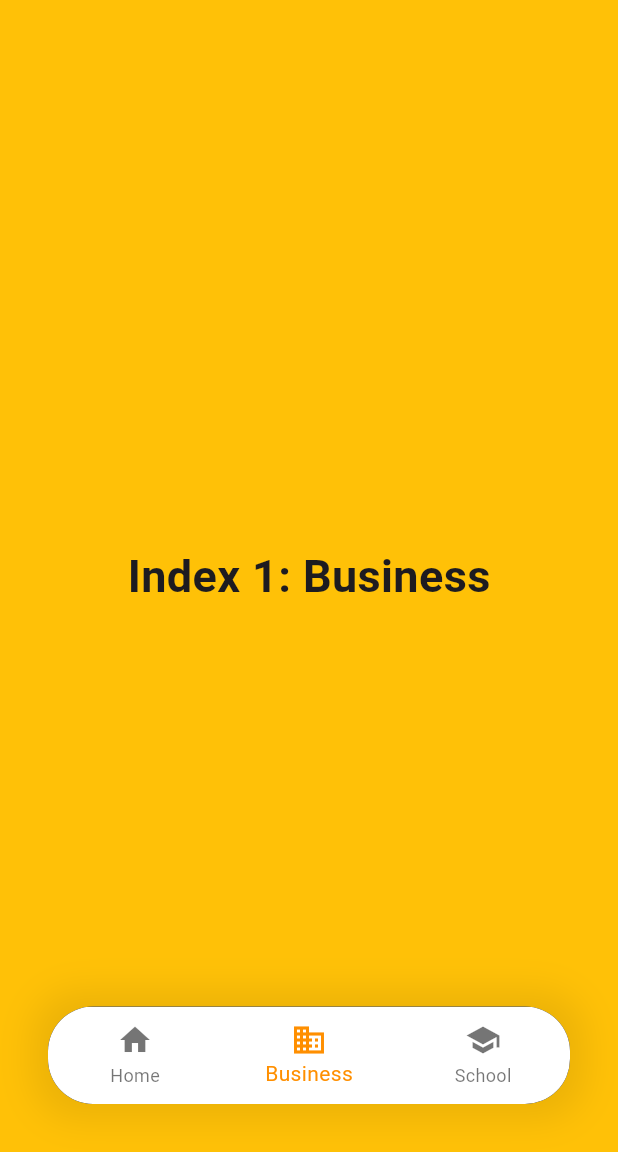
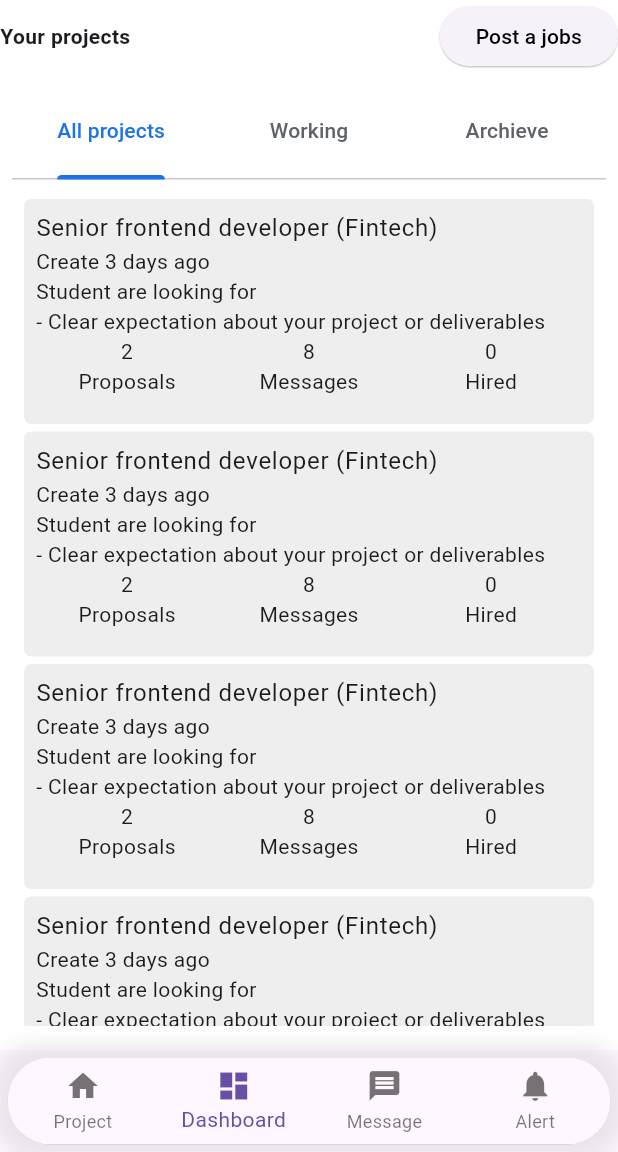
Before and after one commit to NTL2706/MobileAdvance, a Flutter app: the HomePage screen opened by its route, item 2 of the bottom bar chosen, on a phone screen of 412 x 824 dp, the part 84-1236 px from its top. Run offline on Flutter 3.47's test engine with Material 3 defaults, Android fonts, the phone set to English and light mode, and no system bars; missing offline and left inert: dart:ffi.

Commit message:
fix list project in dashboard

```diff
--- /dev/null
+++ b/devtools_options.yaml
@@ -0,0 +1 @@
+extensions:
--- a/lib/feature/auth/views/login.dart
+++ b/lib/feature/auth/views/login.dart
@@ -1,8 +1,6 @@
 // ignore_for_file: prefer_const_constructors_in_immutables, prefer_const_constructors, sized_box_for_whitespace
 
 import 'package:final_project_advanced_mobile/feature/auth/views/sign_up_by_category.dart';
-import 'package:final_project_advanced_mobile/feature/home/views/home_page.dart';
-import 'package:final_project_advanced_mobile/feature/post_a_project/views/dash_board.dart';
 import 'package:final_project_advanced_mobile/widgets/custom_textfield.dart';
 import 'package:final_project_advanced_mobile/widgets/password_textfield.dart';
 import 'package:flutter/material.dart';
--- /dev/null
+++ b/lib/feature/dashboard/views/dashboard.dart
@@ -0,0 +1,244 @@
+import 'package:final_project_advanced_mobile/feature/dashboard/views/post_a_project/models/job_model.dart';
+import 'package:final_project_advanced_mobile/feature/dashboard/views/post_a_project/views/project_post_1.dart';
+import 'package:final_project_advanced_mobile/widgets/tab_bar.dart';
+import 'package:flutter/cupertino.dart';
+import 'package:flutter/material.dart';
+import 'package:flutter/widgets.dart';
+
+List<JobModel> jobList = [
+  JobModel(
+    HiredNumber: 0,
+    createAt: "Create 3 days ago",
+    discription: "Clear expectation about your project or deliverables",
+    messagesNumber: 8,
+    numberStudent: 0,
+    proposalNumber: 2 ,
+    title: "Senior frontend developer (Fintech)",
+  ),
+  JobModel(
+    HiredNumber: 0,
+    createAt: "Create 3 days ago",
+    discription: "Clear expectation about your project or deliverables",
+    messagesNumber: 8,
+    numberStudent: 0,
+    proposalNumber: 2 ,
+    title: "Senior frontend developer (Fintech)",
+  ),
+  JobModel(
+    HiredNumber: 0,
+    createAt: "Create 3 days ago",
+    discription: "Clear expectation about your project or deliverables",
+    messagesNumber: 8,
+    numberStudent: 0,
+    proposalNumber: 2 ,
+    title: "Senior frontend developer (Fintech)",
+  ),
+  JobModel(
+    HiredNumber: 0,
+    createAt: "Create 3 days ago",
+    discription: "Clear expectation about your project or deliverables",
+    messagesNumber: 8,
+    numberStudent: 0,
+    proposalNumber: 2 ,
+    title: "Senior frontend developer (Fintech)",
+  ),
+  JobModel(
+    HiredNumber: 0,
+    createAt: "Create 3 days ago",
+    discription: "Clear expectation about your project or deliverables",
+    messagesNumber: 8,
+    numberStudent: 0,
+    proposalNumber: 2 ,
+    title: "Senior frontend developer (Fintech)",
+  ),
+  JobModel(
+    HiredNumber: 0,
+    createAt: "Create 3 days ago",
+    discription: "Clear expectation about your project or deliverables",
+    messagesNumber: 8,
+    numberStudent: 0,
+    proposalNumber: 2 ,
+    title: "Senior frontend developer (Fintech)",
+  ),
+  JobModel(
+    HiredNumber: 0,
+    createAt: "Create 3 days ago",
+    discription: "Clear expectation about your project or deliverables",
+    messagesNumber: 8,
+    numberStudent: 0,
+    proposalNumber: 2 ,
+    title: "Senior frontend developer (Fintech)",
+  ),
+  JobModel(
+    HiredNumber: 0,
+    createAt: "Create 3 days ago",
+    discription: "Clear expectation about your project or deliverables",
+    messagesNumber: 8,
+    numberStudent: 0,
+    proposalNumber: 2 ,
+    title: "Senior frontend developer (Fintech)",
+  ),
+] ;
+class DashBoard extends StatelessWidget{
+  @override
+  Widget build(BuildContext context) {
+    // TODO: implement build
+    return Container(
+        decoration: BoxDecoration(
+          color: Colors.white
+        ),
+        child: Padding(
+          padding: const EdgeInsets.all(0),
+          child: Container(
+            child: Column(
+              children: [
+                Row(
+                  mainAxisAlignment: MainAxisAlignment.spaceBetween,
+                  children: [
+                    Text("Your projects",style: TextStyle(
+                      fontWeight: FontWeight.bold
+                    )),
+                    ElevatedButton(
+                      style: ElevatedButton.styleFrom(
+                        elevation: 0.5,
+
+                      ),
+                      onPressed: (){
+                        Navigator.push(context, MaterialPageRoute(builder: (context) {
+                          return ProjectPost_1();
+                        },));
+                      },
+                      child: Text("Post a jobs",style: TextStyle(
+                        color: Colors.black
+                      ),)
+                    )
+                  ],
+                ),
+                Expanded(
+                  child: Container(
+                    child: CustomTabBar(
+                      tabs: [
+                        Text("All projects"),
+                        Text("Working"),
+                        Text("Archieve"),
+                      ],
+                      tab_views: [
+                        AllProjectWidget(),
+                        Text("Working"),
+                        Text("Archieved Projects")
+                      ],
+                    ) ,
+                  )
+                )
+              ],
+            ),
+          ),
+        ),
+      );
+  }
+
+}
+
+class AllProjectWidget extends StatelessWidget{
+  @override
+
+  Widget build(BuildContext context) {
+    return Container(
+
+      child: ListView.builder(
+        itemCount: jobList.length,
+        itemBuilder: (context, index) {
+          JobModel job = jobList[index];
+          return Container(
+            margin: EdgeInsets.only(top: 5),
+            height: 150,
+            padding: EdgeInsets.all(8),
+            decoration: BoxDecoration(
+
+              borderRadius: BorderRadius.circular(5.0),
+              color: Colors.grey.shade200,
+
+            ),
+            child: Column(
+              crossAxisAlignment: CrossAxisAlignment.start,
+              children: [
+                Text(job.title!,style: Theme.of(context).textTheme.bodyLarge),
+                Text(job.createAt!),
+                Text("Student are looking for"),
+                Text("${"-\r${job.discription}"}"),
+                Row(
+                  mainAxisAlignment: MainAxisAlignment.center,
+                  children: [
+                    Expanded(
+                      child: Container(
+                        alignment: Alignment.center,
+                        child: Column(
+                          children: [
+                            Text("${job.proposalNumber}"),
+                            Text("Proposals")
+                          ],
+                        ),
+                      ),
+                    ),
+                    Expanded(
+                      child: Container(
+                        alignment: Alignment.center,
+                        child: Column(
+                          children: [
+                            Text("${job.messagesNumber}"),
+                            Text("Messages")
+                          ],
+                        ),
+                      ),
+                    ),
+                    Expanded(
+                      child: Container(
+                        alignment: Alignment.center,
+                        child: Column(
+                          children: [
+                            Container(
+                              decoration: BoxDecoration(
+                                shape: BoxShape.circle
+                              ),
+                              child: Text("${job.HiredNumber}")),
+                            Text("Hired")
+                          ],
+                        ),
+                      ),
+                    ),
+
+                  ],
+                )
+
+              ],
+            ) ,
+          );
+        },
+      ),
+    );
+  }
+
+}
+
+// child: ListView.builder(
+        //   itemCount: 1,
+        //   itemBuilder: (context, index) {
+        //     return Container(
+        //       height: 100,
+
+        //       decoration: BoxDecoration(
+
+        //         borderRadius: BorderRadius.circular(5.0),
+        //         color: Colors.black45,
+        //         boxShadow: [
+        //           BoxShadow(
+        //             color: Colors.grey,
+        //             offset: Offset(0.0, 1.0), //(x,y)
+        //             blurRadius: 6.0,
+        //           )
+        //         ]
+        //       ),
+        //       child: Center(child: Text("hello"),) ,
+        //     );
+        //   },
+        // ),
--- a/lib/feature/post_a_project/models/job_model.dart
+++ b/lib/feature/dashboard/views/post_a_project/models/job_model.dart
@@ -1,3 +1,5 @@
+import 'dart:ffi';
+
 import 'package:flutter/material.dart';
 
 class JobModel{
@@ -6,4 +8,21 @@ class JobModel{
   static TextEditingController numberStudentController = TextEditingController();
   static TextEditingController discriptionController = TextEditingController();
 
+  String? title;
+  String? createAt;
+  int? numberStudent;
+  String? discription;
+  int? proposalNumber;
+  int? messagesNumber;
+  int? HiredNumber;
+
+  JobModel({
+    this.HiredNumber,
+    this.createAt,
+    this.discription,
+    this.messagesNumber,
+    this.numberStudent,
+    this.proposalNumber,
+    this.title,
+  });
 }
--- a/lib/feature/post_a_project/views/project_post_1.dart
+++ b/lib/feature/dashboard/views/post_a_project/views/project_post_1.dart
@@ -1,5 +1,5 @@
-import 'package:final_project_advanced_mobile/feature/post_a_project/models/job_model.dart';
-import 'package:final_project_advanced_mobile/feature/post_a_project/views/project_post_2.dart';
+import 'package:final_project_advanced_mobile/feature/dashboard/views/post_a_project/models/job_model.dart';
+import 'package:final_project_advanced_mobile/feature/dashboard/views/post_a_project/views/project_post_2.dart';
 import 'package:final_project_advanced_mobile/widgets/basic_page.dart';
 import 'package:final_project_advanced_mobile/widgets/custom_textfield.dart';
 import 'package:flutter/material.dart';
--- a/lib/feature/post_a_project/views/project_post_2.dart
+++ b/lib/feature/dashboard/views/post_a_project/views/project_post_2.dart
@@ -1,5 +1,5 @@
-import 'package:final_project_advanced_mobile/feature/post_a_project/models/job_model.dart';
-import 'package:final_project_advanced_mobile/feature/post_a_project/views/project_post_3.dart';
+import 'package:final_project_advanced_mobile/feature/dashboard/views/post_a_project/models/job_model.dart';
+import 'package:final_project_advanced_mobile/feature/dashboard/views/post_a_project/views/project_post_3.dart';
 import 'package:final_project_advanced_mobile/widgets/basic_page.dart';
 import 'package:final_project_advanced_mobile/widgets/custom_textfield.dart';
 import 'package:flutter/material.dart';
--- a/lib/feature/post_a_project/views/project_post_3.dart
+++ b/lib/feature/dashboard/views/post_a_project/views/project_post_3.dart
@@ -1,5 +1,5 @@
-import 'package:final_project_advanced_mobile/feature/post_a_project/models/job_model.dart';
-import 'package:final_project_advanced_mobile/feature/post_a_project/views/project_post_4.dart';
+import 'package:final_project_advanced_mobile/feature/dashboard/views/post_a_project/models/job_model.dart';
+import 'package:final_project_advanced_mobile/feature/dashboard/views/post_a_project/views/project_post_4.dart';
 import 'package:final_project_advanced_mobile/widgets/basic_page.dart';
 import 'package:flutter/material.dart';
 
--- a/lib/feature/post_a_project/views/project_post_4.dart
+++ b/lib/feature/dashboard/views/post_a_project/views/project_post_4.dart
@@ -1,4 +1,4 @@
-import 'package:final_project_advanced_mobile/feature/post_a_project/models/job_model.dart';
+import 'package:final_project_advanced_mobile/feature/dashboard/views/post_a_project/models/job_model.dart';
 import 'package:final_project_advanced_mobile/widgets/basic_page.dart';
 import 'package:flutter/material.dart';
 
--- a/lib/feature/home/views/home_page.dart
+++ b/lib/feature/home/views/home_page.dart
@@ -1,21 +1,133 @@
-import 'package:final_project_advanced_mobile/feature/post_a_project/views/dash_board.dart';
+import 'package:final_project_advanced_mobile/feature/dashboard/views/dashboard.dart';
 import 'package:flutter/material.dart';
 
 class HomePage extends StatefulWidget {
   const HomePage({super.key});
 
   @override
-  State<HomePage> createState() =>
-      _HomePageState();
+  State<HomePage> createState() => _HomePageState();
 }
 
-class _HomePageState
-    extends State<HomePage> {
+class _HomePageState extends State<HomePage> {
   int _selectedIndex = 0;
   static const TextStyle optionStyle =
       TextStyle(fontSize: 30, fontWeight: FontWeight.bold);
   static List<Widget> widgetOptions = <Widget>[
+    Text(
+      'Index 1: Projects',
+      style: optionStyle,
+    ),
     DashBoard(),
+    Text(
+      'Index 3: Messages',
+      style: optionStyle,
+    ),
+    Text(
+      'Index 4: Alerts',
+      style: optionStyle,
+    ),
+  ];
+
+  void _onItemTapped(int index) {
+    setState(() {
+      _selectedIndex = index;
+    });
+  }
+
+  @override
+  Widget build(BuildContext context) {
+    return Scaffold(
+      appBar: AppBar(
+        backgroundColor: Colors.white,
+        title: const Text('Student Hub'),
+        actions: [
+          Padding(
+            padding: EdgeInsets.all(8),
+            child: IconButton(onPressed: () {}, icon: Icon(Icons.person)),
+          )
+        ],
+      ),
+      body: Stack(
+        children: [
+          Container(
+            decoration: BoxDecoration(color: Colors.white),
+            child: Center(
+              child: widgetOptions[_selectedIndex],
+            ),
+          ),
+        ],
+      ),
+      bottomNavigationBar: Container(
+        margin: const EdgeInsets.only(right: 5, left: 5, bottom: 5,top: 5),
+        decoration: BoxDecoration(
+
+          boxShadow: [
+
+            BoxShadow(
+                color: Colors.black.withAlpha(20),
+                blurRadius: 10,
+                spreadRadius: 10)
+          ],
+          borderRadius: BorderRadius.all(Radius.circular(30)),
+        ),
+        child: ClipRRect(
+          borderRadius: BorderRadius.all(Radius.circular(30)),
+          child: BottomNavigationBar(
+            type: BottomNavigationBarType.fixed,
+            items: const <BottomNavigationBarItem>[
+              BottomNavigationBarItem(
+                icon: Icon(Icons.home),
+                label: 'Project',
+              ),
+              BottomNavigationBarItem(
+                icon: Icon(Icons.dashboard),
+                label: 'Dashboard',
+              ),
+              BottomNavigationBarItem(
+                icon: Icon(Icons.message),
+                label: 'Message',
+              ),
+              BottomNavigationBarItem(
+                icon: Icon(Icons.notifications),
+                label: 'Alert',
+              ),
+            ],
+            currentIndex: _selectedIndex,
+            onTap: _onItemTapped,
+          ),
+        ),
+      ),
+    );
+  }
+}
+
+class TestPage extends StatelessWidget {
+  const TestPage({super.key});
+
+  @override
+  Widget build(BuildContext context) {
+    return const BottomNavigationBarExample();
+  }
+}
+
+class BottomNavigationBarExample extends StatefulWidget {
+  const BottomNavigationBarExample({super.key});
+
+  @override
+  State<BottomNavigationBarExample> createState() =>
+      _BottomNavigationBarExampleState();
+}
+
+class _BottomNavigationBarExampleState
+    extends State<BottomNavigationBarExample> {
+  int _selectedIndex = 0;
+  static const TextStyle optionStyle =
+      TextStyle(fontSize: 30, fontWeight: FontWeight.bold);
+  static const List<Widget> _widgetOptions = <Widget>[
+    Text(
+      'Index 0: Home',
+      style: optionStyle,
+    ),
     Text(
       'Index 1: Business',
       style: optionStyle,
@@ -36,70 +148,36 @@ class _HomePageState
   Widget build(BuildContext context) {
     return Scaffold(
         appBar: AppBar(
-        backgroundColor: Colors.white,
-        title: const Text('Student Hub'),
-        actions: [
-          Padding(
-            padding: EdgeInsets.all(8),
-            child: IconButton(onPressed: () {
-
-            },icon:Icon(Icons.person)),
-          )
-        ],
+          title: const Text('BottomNavigationBar Sample'),
         ),
-      body: Stack(
-        children: [
-          Container(
-            decoration: BoxDecoration(color: Colors.amber),
-            child: Center(
-              child: widgetOptions[_selectedIndex],
+        body: Center(
+          child: _widgetOptions.elementAt(_selectedIndex),
         ),
-          ),
-          Align(
-            alignment: Alignment.bottomCenter,
-            child: Padding(
+        bottomNavigationBar: Container(
             padding: const EdgeInsets.all(8.0),
-              child: Container(
-                height: 65,
-                margin: const EdgeInsets.only(right: 24, left: 24, bottom: 24),
             decoration: BoxDecoration(
-                  color: Colors.black,
+              borderRadius: BorderRadius.all(Radius.circular(30)),
               boxShadow: [
                 BoxShadow(
                     color: Colors.black.withAlpha(20),
                     blurRadius: 20,
                     spreadRadius: 10)
               ],
-                borderRadius: BorderRadius.all(Radius.circular(30)),
             ),
             child: ClipRRect(
               borderRadius: BorderRadius.all(Radius.circular(30)),
               child: BottomNavigationBar(
-                    backgroundColor: Colors.white,
-                    items: const <BottomNavigationBarItem>[
+                currentIndex: _selectedIndex,
+                onTap: _onItemTapped,
+                items: <BottomNavigationBarItem>[
                   BottomNavigationBarItem(
-                        icon: Icon(Icons.home),
-                        label: 'Home',
-                      ),
+                      icon: Icon(Icons.favorite), label: "Home"),
                   BottomNavigationBarItem(
-                        icon: Icon(Icons.business),
-                        label: 'Business',
-                      ),
+                      icon: Icon(Icons.favorite), label: "Dashboard"),
                   BottomNavigationBarItem(
-                        icon: Icon(Icons.school),
-                        label: 'School',
-                      ),
-                    ],
-                    currentIndex: _selectedIndex,
-                    selectedItemColor: Colors.amber[800],
-                    onTap: _onItemTapped,
-                  ),
-                ),
-              ),
-            ),
-          )
+                      icon: Icon(Icons.favorite), label: "Message")
                 ],
               ),
-    );
+            )));
   }
 }
--- a/lib/feature/post_a_project/views/dash_board.dart
+++ /dev/null
@@ -1,54 +0,0 @@
-import 'package:final_project_advanced_mobile/feature/post_a_project/views/project_post_1.dart';
-import 'package:flutter/material.dart';
-
-class DashBoard extends StatelessWidget{
-  @override
-  Widget build(BuildContext context) {
-    // TODO: implement build
-    return Container(
-        decoration: BoxDecoration(
-          color: Colors.white
-        ),
-        child: Padding(
-          padding: const EdgeInsets.all(15.0),
-          child: Container(
-            child: Column(
-              children: [
-                Row(
-                  mainAxisAlignment: MainAxisAlignment.spaceBetween,
-                  children: [
-                    Text("Your projects",style: TextStyle(
-                      fontWeight: FontWeight.bold
-                    )),
-                    ElevatedButton(
-                      style: ElevatedButton.styleFrom(
-                        elevation: 0.5,
-
-                      ),
-                      onPressed: (){
-                        Navigator.push(context, MaterialPageRoute(builder: (context) {
-                          return ProjectPost_1();
-                        },));
-                      },
-                      child: Text("Post a jobs",style: TextStyle(
-                        color: Colors.black
-                      ),)
-                    )
-                  ],
-                ),
-                Row(
-
-                ),
-                Expanded(
-                  child: Container(
-                    child: Center(child: Text("Welcom, ")),
-                  )
-                )
-              ],
-            ),
-          ),
-        ),
-      );
-  }
-
-}
--- a/lib/main.dart
+++ b/lib/main.dart
@@ -1,6 +1,5 @@
 import 'package:final_project_advanced_mobile/feature/home/views/home_page.dart';
 import 'package:final_project_advanced_mobile/feature/intro/views/intro_page.dart';
-import 'package:final_project_advanced_mobile/feature/post_a_project/views/dash_board.dart';
 import 'package:final_project_advanced_mobile/widgets/bottom_nav_bar.dart';
 import 'package:flutter/material.dart';
 
@@ -25,27 +24,6 @@ class MyApp extends StatelessWidget {
         '/home': (context) => HomePage()
       },
 
-      theme: ThemeData(
-        // This is the theme of your application.
-        //
-        // TRY THIS: Try running your application with "flutter run". You'll see
-        // the application has a purple toolbar. Then, without quitting the app,
-        // try changing the seedColor in the colorScheme below to Colors.green
-        // and then invoke "hot reload" (save your changes or press the "hot
-        // reload" button in a Flutter-supported IDE, or press "r" if you used
-        // the command line to start the app).
-        //
-        // Notice that the counter didn't reset back to zero; the application
-        // state is not lost during the reload. To reset the state, use hot
-        // restart instead.
-        //
-        // This works for code too, not just values: Most code changes can be
-        // tested with just a hot reload.
-        colorScheme: ColorScheme.fromSeed(seedColor: Colors.deepPurple),
-        useMaterial3: true,
-      ),
-      home: const HomePage(),
-
     );
   }
 }
--- /dev/null
+++ b/lib/material_design_indicator.dart
@@ -0,0 +1,47 @@
+import 'package:flutter/widgets.dart';
+
+class MaterialDesignIndicator extends Decoration {
+  final double indicatorHeight;
+  final Color indicatorColor;
+
+  const MaterialDesignIndicator({
+    required this.indicatorHeight,
+    required this.indicatorColor,
+  });
+
+  @override
+  _MaterialDesignPainter createBoxPainter([VoidCallback? onChanged]) {
+    return _MaterialDesignPainter(this, onChanged);
+  }
+}
+
+class _MaterialDesignPainter extends BoxPainter {
+  final MaterialDesignIndicator decoration;
+
+  _MaterialDesignPainter(this.decoration, VoidCallback? onChanged)
+      : super(onChanged);
+
+  @override
+  void paint(Canvas canvas, Offset offset, ImageConfiguration configuration) {
+    assert(configuration.size != null);
+
+    final Rect rect = Offset(
+          offset.dx,
+          configuration.size!.height - decoration.indicatorHeight,
+        ) &
+        Size(configuration.size!.width, decoration.indicatorHeight);
+
+    final Paint paint = Paint()
+      ..color = decoration.indicatorColor
+      ..style = PaintingStyle.fill;
+
+    canvas.drawRRect(
+      RRect.fromRectAndCorners(
+        rect,
+        topRight: Radius.circular(8),
+        topLeft: Radius.circular(8),
+      ),
+      paint,
+    );
+  }
+}
--- /dev/null
+++ b/lib/widgets/tab_bar.dart
@@ -0,0 +1,76 @@
+import 'package:final_project_advanced_mobile/material_design_indicator.dart';
+import 'package:flutter/cupertino.dart';
+import 'package:flutter/material.dart';
+import 'package:flutter/widgets.dart';
+
+class CustomTabBar extends StatefulWidget {
+   CustomTabBar(
+    {
+      Key? key,
+      required this.tabs,
+      required this.tab_views
+    }) : super(key: key);
+  final tabs;
+  final tab_views;
+  @override
+  _CustomTabBarState createState() => _CustomTabBarState();
+}
+
+class _CustomTabBarState extends State<CustomTabBar>
+    with SingleTickerProviderStateMixin {
+  late TabController _tabController;
+
+  final _selectedColor = Color(0xff1a73e8);
+  final _unselectedColor = Color(0xff5f6368);
+
+
+
+  @override
+  void initState() {
+    _tabController = TabController(length: 3, vsync: this);
+    super.initState();
+  }
+
+  @override
+  void dispose() {
+    super.dispose();
+    _tabController.dispose();
+  }
+
+  @override
+  Widget build(BuildContext context) {
+    return Padding(
+        padding: const EdgeInsets.all(8.0),
+        child: Column(
+          children: [
+            ///Default Tabbar with full width tabbar indicator
+            Expanded(
+              flex: 1,
+              child: TabBar(
+                controller: _tabController,
+                tabs: widget.tabs,
+                labelColor: _selectedColor,
+                indicatorColor: _selectedColor,
+                unselectedLabelColor: _unselectedColor,
+              ),
+            ),
+
+            Expanded(
+              flex: 9,
+              child: Padding(
+                padding: EdgeInsets.all(8),
+                child: TabBarView(
+                  controller: _tabController,
+                  children: widget.tab_views),
+              ),
+            )
+            ///Default Tabbar with indicator width of the label
+
+          ]
+            /// Custom Tabbar with transparent selected bg and solid selected text
+            ///
+        ),
+      );
+
+  }
+}
```
Lines whose indentation alone changed are shown as unchanged.
